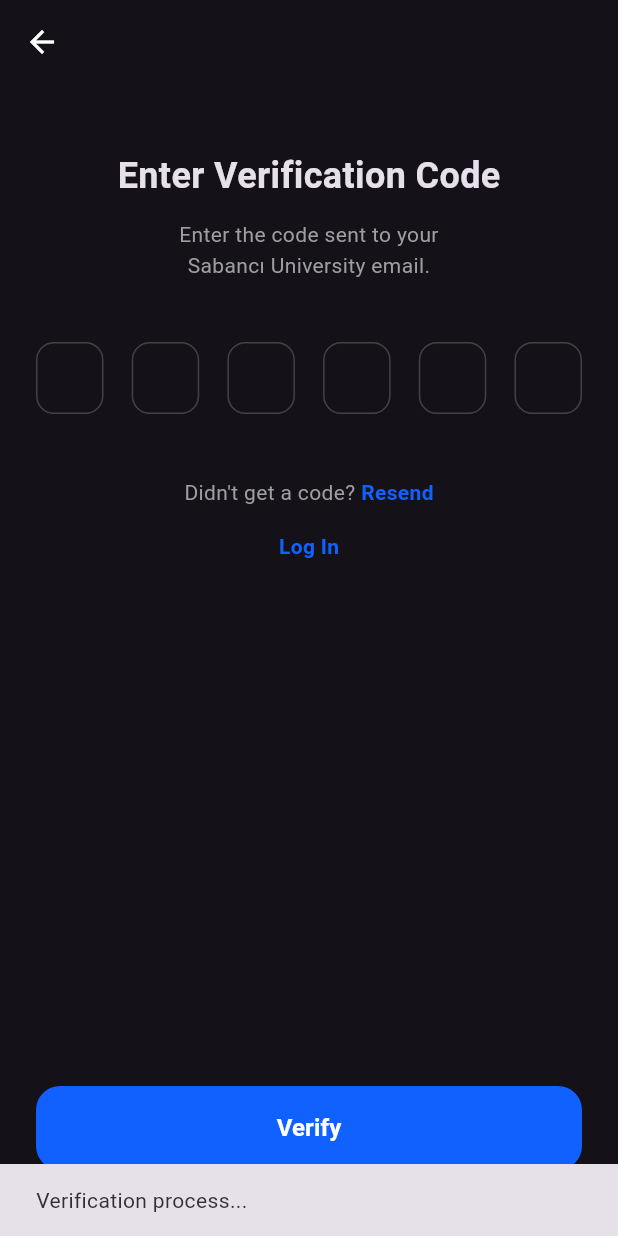
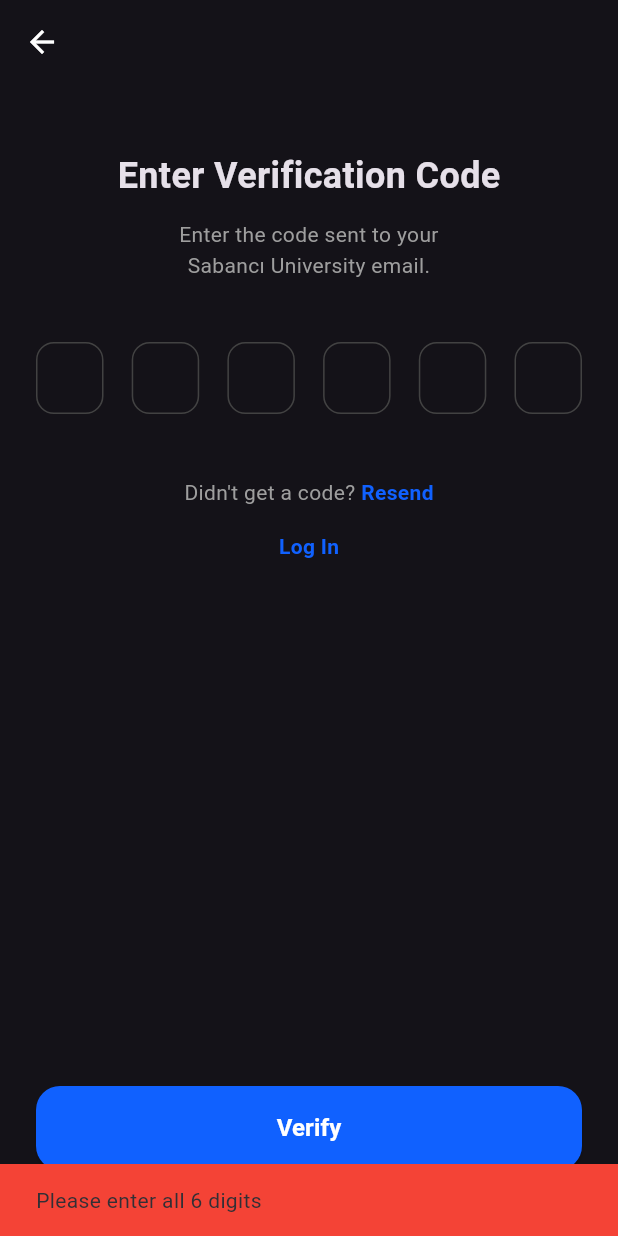
Before and after one commit to berksankir/SUders, a Flutter app: the VerificationPage screen opened by its route, after a tap on "Verify", on a phone screen of 412 x 824 dp. Run offline on Flutter 3.47's test engine with Material 3 defaults, Android fonts, the phone set to English and light mode, and no system bars.

Commit message:
made the verification code fixed for demo
the verification code is always "111111" for demo purposes

```diff
--- a/lib/pages/verification_page.dart
+++ b/lib/pages/verification_page.dart
@@ -1,8 +1,77 @@
 import 'package:flutter/material.dart';
 import 'package:flutter/services.dart';
+//for the demo, we made the verification code  "111111" this is only for the demo and not the final form of verification page
+class VerificationPage extends StatefulWidget {
+  const VerificationPage({super.key});
 
-class VerificationPage extends StatelessWidget {
-  const VerificationPage({super.key});
+  @override
+  State<VerificationPage> createState() => _VerificationPageState();
+}
+
+class _VerificationPageState extends State<VerificationPage> {
+  final List<TextEditingController> _controllers = List.generate(
+    6,
+    (_) => TextEditingController(),
+  );
+  final List<FocusNode> _focusNodes = List.generate(
+    6,
+    (_) => FocusNode(),
+  );
+
+  static const String _demoCode = '111111';
+
+  @override
+  void dispose() {
+    for (var controller in _controllers) {
+      controller.dispose();
+    }
+    for (var node in _focusNodes) {
+      node.dispose();
+    }
+    super.dispose();
+  }
+
+  void _verifyCode() {
+    final enteredCode = _controllers.map((c) => c.text).join();
+
+    if (enteredCode.length != 6) {
+      ScaffoldMessenger.of(context).showSnackBar(
+        const SnackBar(
+          content: Text("Please enter all 6 digits"),
+          backgroundColor: Colors.red,
+        ),
+      );
+      return;
+    }
+
+    if (enteredCode == _demoCode) {
+      ScaffoldMessenger.of(context).showSnackBar(
+        const SnackBar(
+          content: Text("Verification successful!"),
+          backgroundColor: Colors.green,
+        ),
+      );
+      // Navigate to welcome back page after a short delay
+      Future.delayed(const Duration(milliseconds: 500), () {
+        if (mounted) {
+          Navigator.pushReplacementNamed(context, '/welcomeBack');
+        }
+      });
+    } else {
+      ScaffoldMessenger.of(context).showSnackBar(
+        const SnackBar(
+          content: Text("Invalid verification code. Please try again."),
+          backgroundColor: Colors.red,
+        ),
+      );
+      // Clear all fields
+      for (var controller in _controllers) {
+        controller.clear();
+      }
+      // Focus on first field
+      _focusNodes[0].requestFocus();
+    }
+  }
 
   @override
   Widget build(BuildContext context) {
@@ -39,9 +108,13 @@ class VerificationPage extends StatelessWidget {
                   width: 45,
                   height: 60,
                   child: TextFormField(
+                    controller: _controllers[index],
+                    focusNode: _focusNodes[index],
                     onChanged: (value) {
                       if (value.length == 1 && index < 5) {
-                        FocusScope.of(context).nextFocus();
+                        _focusNodes[index + 1].requestFocus();
+                      } else if (value.isEmpty && index > 0) {
+                        _focusNodes[index - 1].requestFocus();
                       }
                     },
                     textAlign: TextAlign.center,
@@ -78,7 +151,13 @@ class VerificationPage extends StatelessWidget {
                   style: TextStyle(color: Colors.grey[500]),
                 ),
                 GestureDetector(
-                  onTap: () {},
+                  onTap: () {
+                    ScaffoldMessenger.of(context).showSnackBar(
+                      const SnackBar(
+                        content: Text("Code resent! Check your email."),
+                      ),
+                    );
+                  },
                   child: const Text(
                     "Resend",
                     style: TextStyle(
@@ -107,11 +186,7 @@ class VerificationPage extends StatelessWidget {
               width: double.infinity,
               height: 56,
               child: ElevatedButton(
-                onPressed: () {
-                  ScaffoldMessenger.of(context).showSnackBar(
-                    const SnackBar(content: Text("Verification process...")),
-                  );
-                },
+                onPressed: _verifyCode,
                 style: ElevatedButton.styleFrom(
                   backgroundColor: const Color(0xFF1061FF),
                   shape: RoundedRectangleBorder(
```
